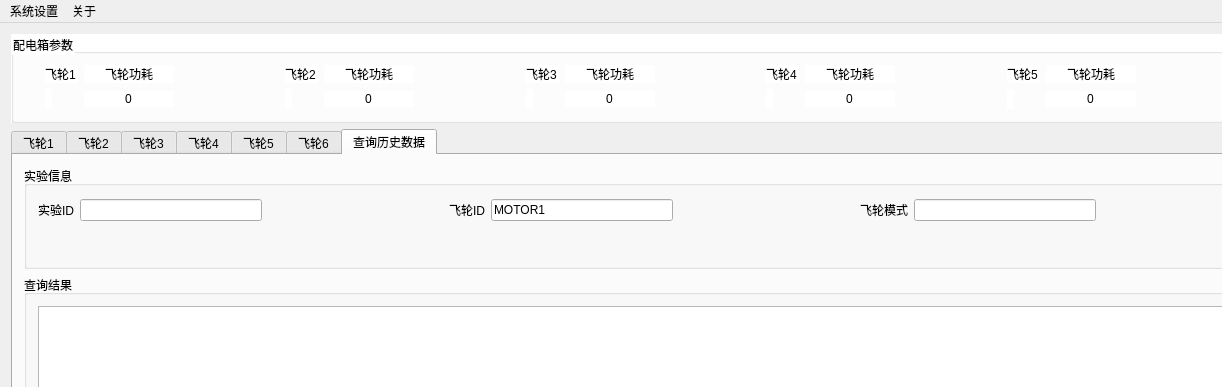
The window that mainwindow.ui (jamermontane/4nmflywheel) describes before a commit, drawn with Qt 5; both pictures show x 0 to 1222 and y 0 to 387 of the 1401 by 820 pixel window.
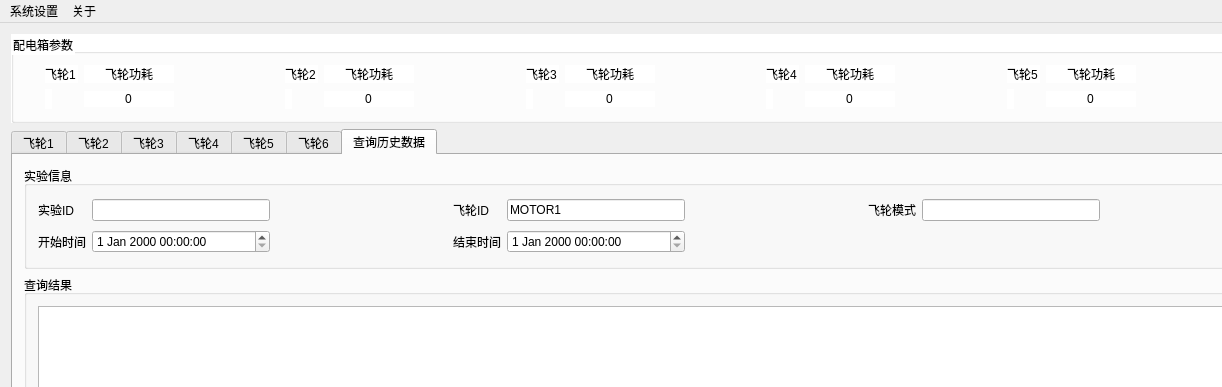
The same window after the commit. The open tabs and pages were chosen to show the change. Icons and pictures are not drawn. Custom widgets are drawn as their Qt base class.

Commit message: 增加数据库按照时间查询

Diff of the .ui file:
```diff
--- a/mainwindow.ui
+++ b/mainwindow.ui
@@ -1874,6 +1874,26 @@
              </property>
             </spacer>
            </item>
+           <item row="1" column="1">
+            <widget class="QDateTimeEdit" name="dateTimeEdit_start_time"/>
+           </item>
+           <item row="1" column="4">
+            <widget class="QDateTimeEdit" name="dateTimeEdit_end_time"/>
+           </item>
+           <item row="1" column="0">
+            <widget class="QLabel" name="label_17">
+             <property name="text">
+              <string>开始时间</string>
+             </property>
+            </widget>
+           </item>
+           <item row="1" column="3">
+            <widget class="QLabel" name="label_18">
+             <property name="text">
+              <string>结束时间</string>
+             </property>
+            </widget>
+           </item>
           </layout>
          </widget>
         </item>
```
Left out of the diff: 8 changed lines with no effect on the pictures. The commit also changes 5 other files.
